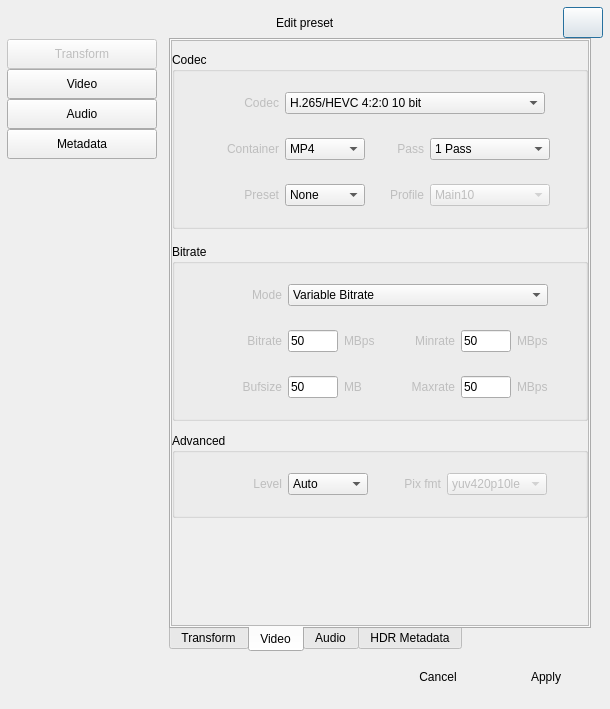
The window that app/preset.ui (CineEncoder/cine-encoder) describes before a commit, drawn with Qt 5.
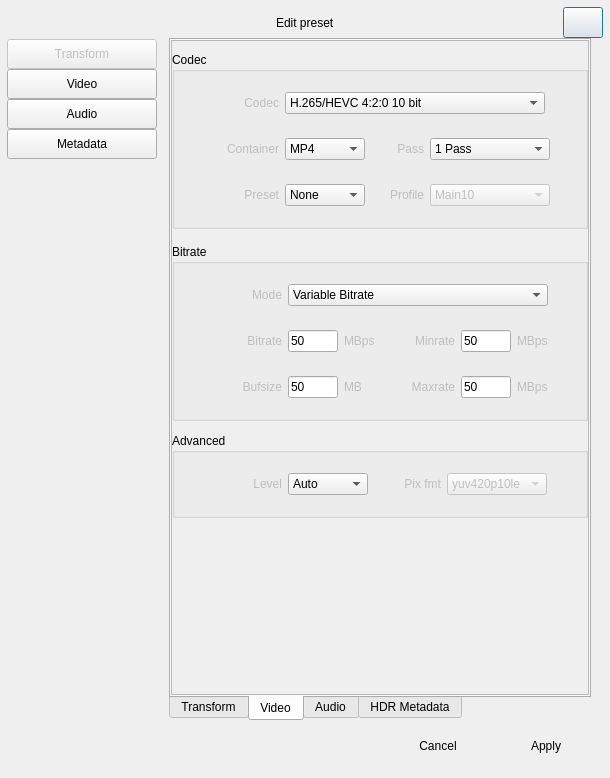
The same window after the commit. The open tabs and pages were chosen to show the change. Icons and pictures are not drawn.

Commit message: Adaptation for old Qt versions

```diff
--- a/app/preset.ui
+++ b/app/preset.ui
@@ -10,7 +10,7 @@
     <x>0</x>
     <y>0</y>
     <width>610</width>
-    <height>709</height>
+    <height>778</height>
    </rect>
   </property>
   <property name="minimumSize">
@@ -1819,7 +1819,7 @@
                      <x>0</x>
                      <y>0</y>
                      <width>414</width>
-                     <height>581</height>
+                     <height>648</height>
                     </rect>
                    </property>
                    <layout class="QGridLayout" name="gridLayout">
```
Left out of the diff: 56 changed lines with no effect on the pictures.
